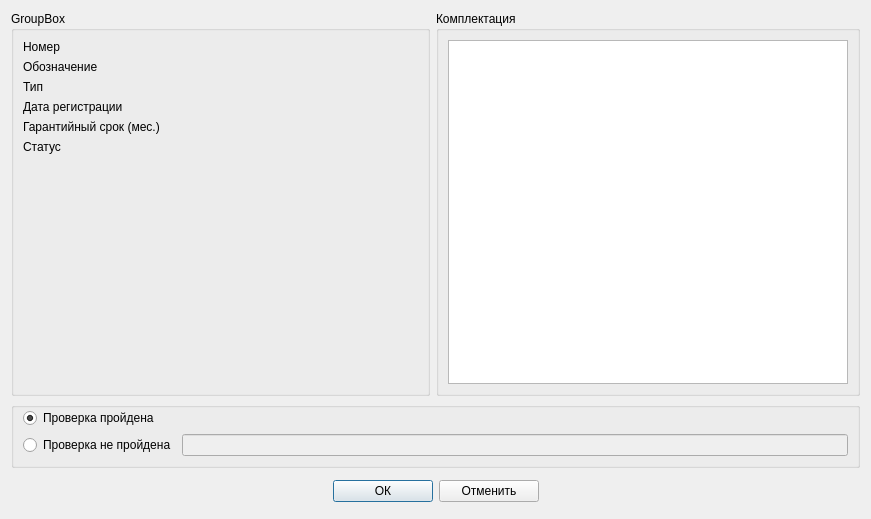
Before: the Qt Designer form Remont/otkactiondlg.ui in AlexeyScherbakov2021/Remont2, drawn with Qt 5.
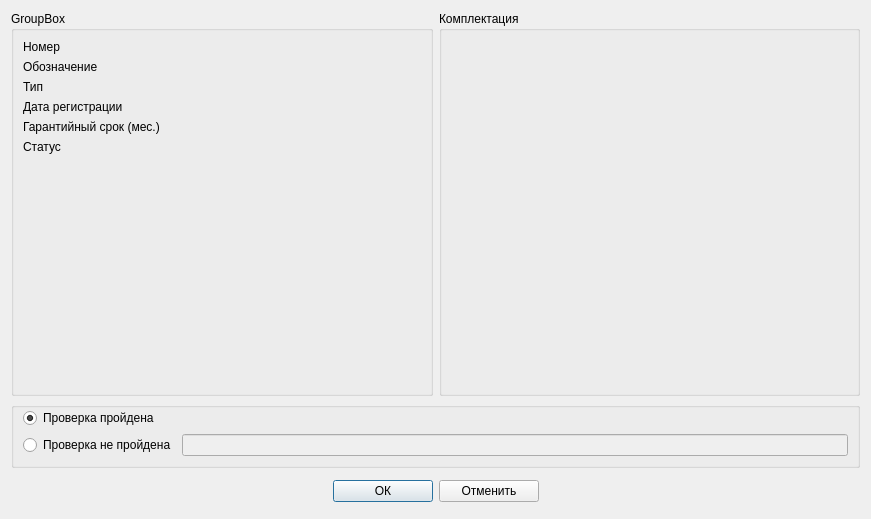
After: the same form once the commit is applied. Icons and pictures are not drawn. Custom widgets are drawn as their Qt base class.

```diff
--- a/Remont/otkactiondlg.ui
+++ b/Remont/otkactiondlg.ui
@@ -15,7 +15,7 @@
   </property>
   <layout class="QVBoxLayout" name="verticalLayout_3">
    <item>
-    <layout class="QHBoxLayout" name="horizontalLayout" stretch="1,0">
+    <layout class="QHBoxLayout" name="horizontalLayout" stretch="0,0">
      <item>
       <widget class="QGroupBox" name="gbDevice">
        <property name="title">
@@ -165,52 +165,7 @@
        </property>
        <layout class="QVBoxLayout" name="verticalLayout">
         <item>
-         <widget class="QTreeWidget" name="treeWidget">
-          <property name="minimumSize">
-           <size>
-            <width>400</width>
-            <height>0</height>
-           </size>
-          </property>
-          <property name="maximumSize">
-           <size>
-            <width>16777215</width>
-            <height>16777215</height>
-           </size>
-          </property>
-          <property name="sizeAdjustPolicy">
-           <enum>QAbstractScrollArea::SizeAdjustPolicy::AdjustToContents</enum>
-          </property>
-          <property name="editTriggers">
-           <set>QAbstractItemView::EditTrigger::NoEditTriggers</set>
-          </property>
-          <property name="alternatingRowColors">
-           <bool>true</bool>
-          </property>
-          <property name="iconSize">
-           <size>
-            <width>24</width>
-            <height>24</height>
-           </size>
-          </property>
-          <property name="sortingEnabled">
-           <bool>true</bool>
-          </property>
-          <property name="animated">
-           <bool>true</bool>
-          </property>
-          <property name="wordWrap">
-           <bool>true</bool>
-          </property>
-          <attribute name="headerVisible">
-           <bool>false</bool>
-          </attribute>
-          <column>
-           <property name="text">
-            <string notr="true">1</string>
-           </property>
-          </column>
-         </widget>
+         <widget class="TreeItemsForm" name="wTreeItem" native="true"/>
         </item>
        </layout>
       </widget>
@@ -349,6 +304,14 @@
    </item>
   </layout>
  </widget>
+ <customwidgets>
+  <customwidget>
+   <class>TreeItemsForm</class>
+   <extends>QWidget</extends>
+   <header>treeitemsform.h</header>
+   <container>1</container>
+  </customwidget>
+ </customwidgets>
  <resources>
   <include location="resource.qrc"/>
  </resources>
```
Left out of the diff: 4 changed lines with no effect on the pictures.
